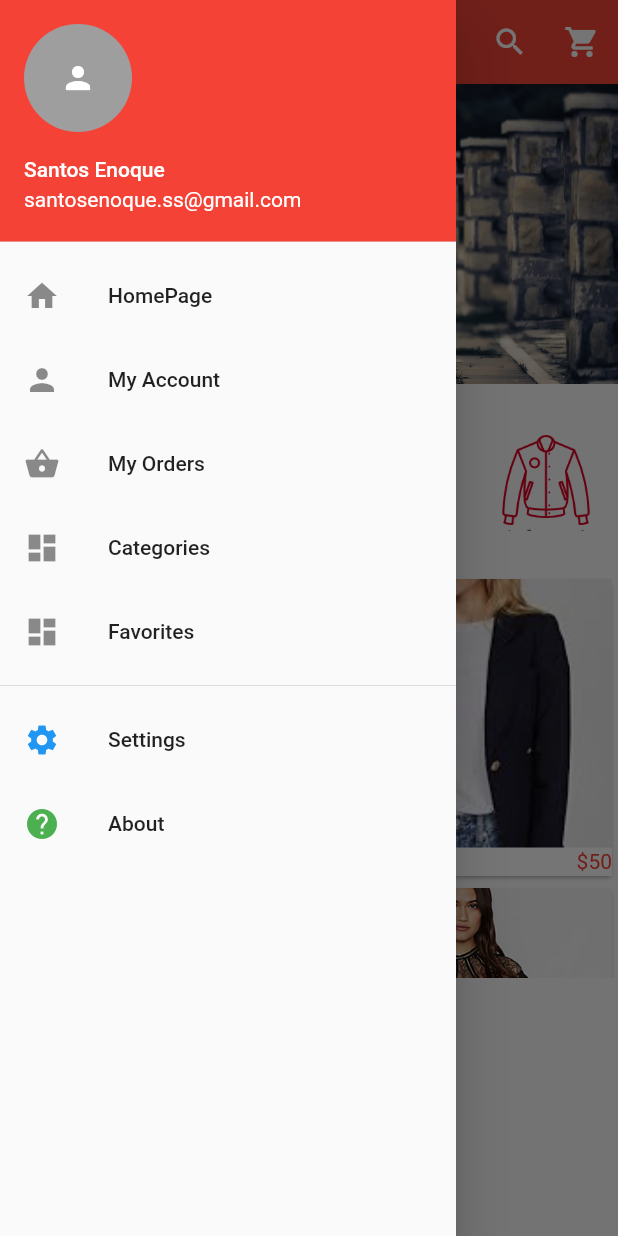
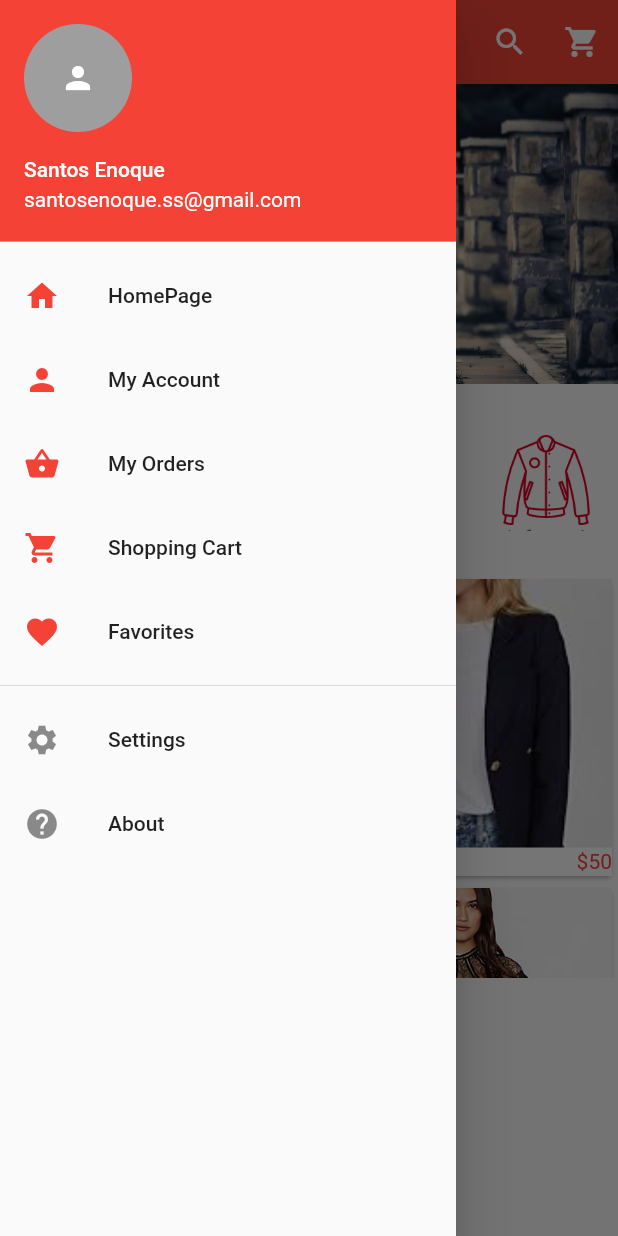
Before and after one commit to Rexdey/shopapp_tut, a Flutter app: the screen it shows after launch, with the side drawer open, on a phone screen of 412 x 824 dp. Run offline on Flutter 3.47's test engine with Material 2 defaults, Android fonts, the phone set to English and light mode, and no system bars; drawn by our look-alikes of carousel_pro.

Commit message:
tutorial shopp app 20

```diff
--- a/lib/main.dart
+++ b/lib/main.dart
@@ -89,7 +89,10 @@ class _HomePageState extends State<HomePage> {
               onTap: () {},
               child: ListTile(
                 title: Text('HomePage'),
-                leading: Icon(Icons.home),
+                leading: Icon(
+                  Icons.home,
+                  color: Colors.red,
+                ),
               ),
             ),
 
@@ -97,7 +100,10 @@ class _HomePageState extends State<HomePage> {
               onTap: () {},
               child: ListTile(
                 title: Text('My Account'),
-                leading: Icon(Icons.person),
+                leading: Icon(
+                  Icons.person,
+                  color: Colors.red,
+                ),
               ),
             ),
 
@@ -105,15 +111,21 @@ class _HomePageState extends State<HomePage> {
               onTap: () {},
               child: ListTile(
                 title: Text('My Orders'),
-                leading: Icon(Icons.shopping_basket),
+                leading: Icon(
+                  Icons.shopping_basket,
+                  color: Colors.red,
+                ),
               ),
             ),
 
             InkWell(
               onTap: () {},
               child: ListTile(
-                title: Text('Categories'),
-                leading: Icon(Icons.dashboard),
+                title: Text('Shopping Cart'),
+                leading: Icon(
+                  Icons.shopping_cart,
+                  color: Colors.red,
+                ),
               ),
             ),
 
@@ -121,7 +133,10 @@ class _HomePageState extends State<HomePage> {
               onTap: () {},
               child: ListTile(
                 title: Text('Favorites'),
-                leading: Icon(Icons.dashboard),
+                leading: Icon(
+                  Icons.favorite,
+                  color: Colors.red,
+                ),
               ),
             ),
             Divider(),
@@ -132,7 +147,6 @@ class _HomePageState extends State<HomePage> {
                 title: Text('Settings'),
                 leading: Icon(
                   Icons.settings,
-                  color: Colors.blue,
                 ),
               ),
             ),
@@ -143,7 +157,6 @@ class _HomePageState extends State<HomePage> {
                 title: Text('About'),
                 leading: Icon(
                   Icons.help,
-                  color: Colors.green,
                 ),
               ),
             ),
```
Also changed, not shown: lib/pages/product_details.dart (+131 -1 lines).
